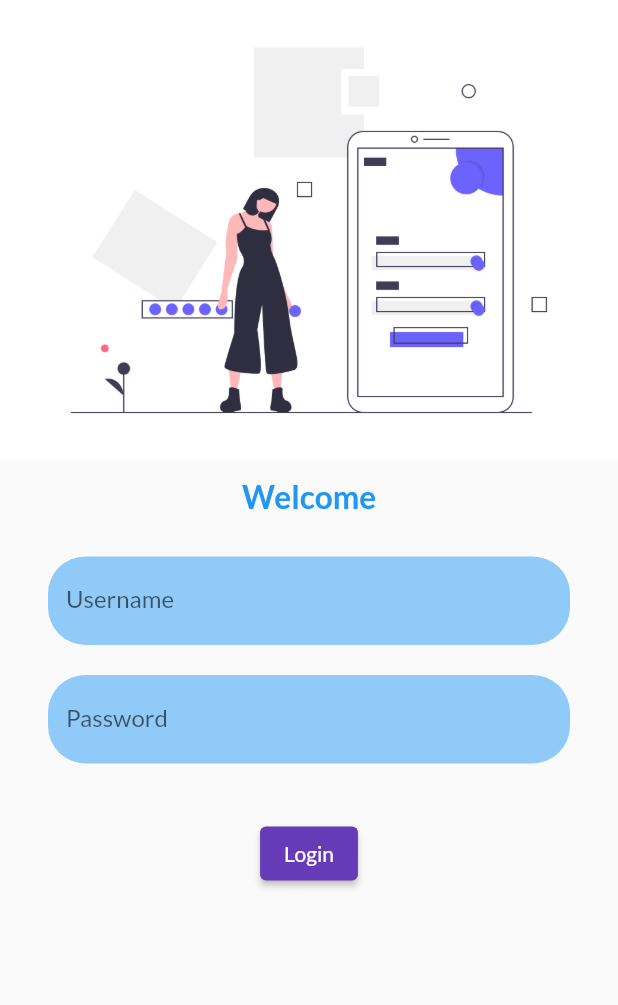
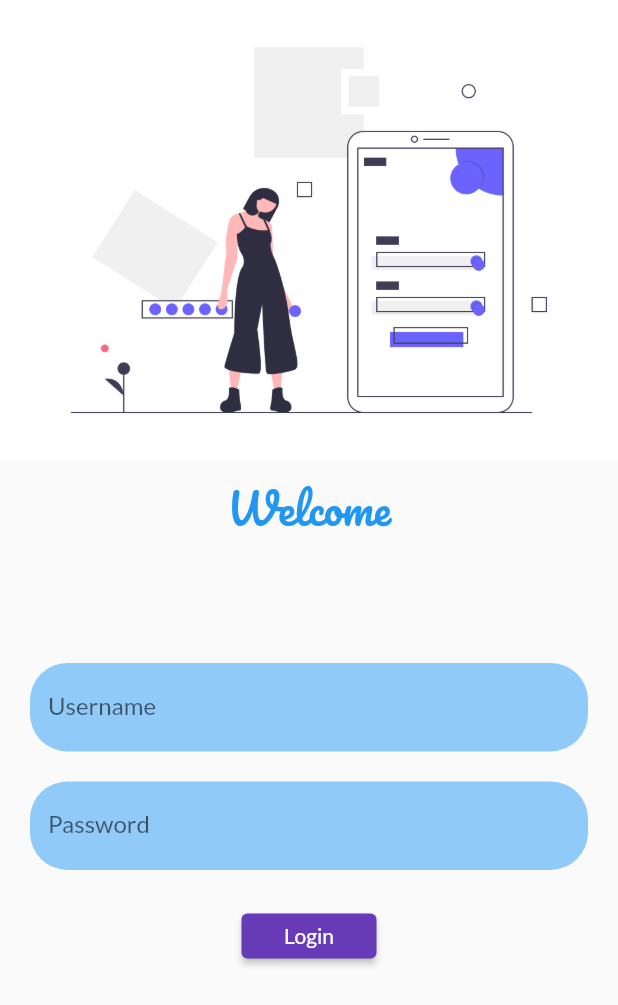
Before and after one commit to IMRISHABH08/Branching, a Flutter app: the screen it shows after launch, after a tap on "Login", on a phone screen of 412 x 824 dp. Shown: the top 1005 px of the screen. Run offline on Flutter 3.47's test engine with Material 2 defaults, Android fonts, the phone set to English and light mode, and no system bars; our stand-ins replace google_fonts.

```diff
--- a/lib/main.dart
+++ b/lib/main.dart
@@ -1,8 +1,8 @@
 import 'package:flutter/material.dart';
-import 'package:flutter/cupertino.dart';
 import 'pages/home_page.dart';
 import 'pages/login_page.dart';
 import 'package:google_fonts/google_fonts.dart';
+import './utils/routes.dart';
 
 void main() {
   runApp((MyApp()));
@@ -21,12 +21,12 @@ class MyApp extends StatelessWidget {
       darkTheme: ThemeData(
         // brightness: Brightness.dark,
         primarySwatch: Colors.blue,
-
       ),
 //initialRoute: "/",
       routes: {
-        "/": (context) => LoginPage(),
-        "/home_page": (context) => HomePage(),
+        MyRoutes.initialRoute: (context) => LoginPage(),
+        MyRoutes.loginRoute: (context) => LoginPage(),
+        MyRoutes.homeRoute: (context) => HomePage(),
       },
     );
   }
--- a/lib/pages/login_page.dart
+++ b/lib/pages/login_page.dart
@@ -1,13 +1,30 @@
 import 'package:flutter/material.dart';
-import 'package:flutter/services.dart';
+
+//import 'package:flutter/services.dart';
 import 'package:google_fonts/google_fonts.dart';
 import './home_page.dart';
 
 class LoginPage extends StatelessWidget {
+  TextEditingController user_name = TextEditingController();
+  TextEditingController password = TextEditingController();
+
+
+
   @override
   Widget build(BuildContext context) {
+
+    void validation() {
+    if (user_name.text.isEmpty || password.text.isEmpty) {
+      return;
+    } else {
+      Navigator.of(context).pushNamed("/home_page");
+    }
+  }
+
     return Material(
+      child: SingleChildScrollView(
         child: Column(
+          // mainAxisAlignment: MainAxisAlignment.spaceEvenly,
           children: [
             Container(
               color: Colors.white,
@@ -15,10 +32,11 @@ class LoginPage extends StatelessWidget {
               child: Image.asset(
                 "assets/images/undraw_mobile_login_ikmv.png",
                 fit: BoxFit.cover,
+                //height: 500,
               ),
             ),
             // SizedBox(
-          //   height: 20,
+            //   height: 10,
             // ),
             TextButton(
               style: TextButton.styleFrom(
@@ -27,25 +45,27 @@ class LoginPage extends StatelessWidget {
               child: Text(
                 "Welcome",
                 style: TextStyle(
-                fontWeight: FontWeight.bold,
+                    fontWeight: FontWeight.normal,
+                    fontFamily: GoogleFonts.pacifico().fontFamily),
+                textScaleFactor: 2.0,
               ),
-              textScaleFactor: 1.5,
-            ),
-            onPressed: () {
-              Navigator.of(context).pushNamed("/home_page");
-            },
+               onPressed:(){},
+
             ),
             Padding(
-            padding: const EdgeInsets.symmetric(vertical: 16.0, horizontal: 32),
+              padding:
+                  EdgeInsets.only(top: 70, bottom: 20, right: 20, left: 20),
               child: Column(
                 children: [
                   TextField(
+                    controller: user_name,
                     decoration: InputDecoration(
                       //  border: OutlineInputBorder(
                       //   borderRadius: BorderRadius.circular(25),
                       //   borderSide: BorderSide.none,
                       // ),
-                    enabledBorder: UnderlineInputBorder(borderSide: BorderSide.none,
+                      enabledBorder: UnderlineInputBorder(
+                          borderSide: BorderSide.none,
                           borderRadius: BorderRadius.circular(25)),
                       labelText: "Username",
                       // floatingLabelBehavior:,
@@ -53,10 +73,11 @@ class LoginPage extends StatelessWidget {
                       hintStyle: TextStyle(fontSize: 10),
                       filled: true,
                       fillColor: Colors.blue[200],
-
                     ),
                     keyboardType: TextInputType.name,
-                  //onSubmitted: (_){},
+                    onSubmitted: (_) {
+                      validation();
+                    },
 
                     // inputFormatters: [
                     //   FilteringTextInputFormatter.allow(filterPattern)
@@ -66,34 +87,38 @@ class LoginPage extends StatelessWidget {
                     height: 20,
                   ),
                   TextField(
+                    controller: password,
                     decoration: InputDecoration(
                       labelText: "Password",
                       hintText: "e.g. Ri@#_",
                       hintStyle: TextStyle(fontSize: 10),
                       filled: true,
                       fillColor: Colors.blue[200],
-                    enabledBorder: UnderlineInputBorder(borderSide: BorderSide.none,
+                      enabledBorder: UnderlineInputBorder(
+                          borderSide: BorderSide.none,
                           borderRadius: BorderRadius.circular(25)),
 
                       //errorText: "For validation",
                     ),
                     keyboardType: TextInputType.name,
                     obscureText: true,
-                  // onSubmitted: ,
-
-
+                    onSubmitted: (_) {
+                      // validation();
+                    },
                   ),
                 ],
               ),
             ),
-          SizedBox(
-            height: 20,
+            // SizedBox(
+            //   height: 20,
+            // ),
+            ElevatedButton(
+              child: Text("Login"),
+              style: ElevatedButton.styleFrom(minimumSize: Size(90, 30)),
+              onPressed: validation,
             ),
-          ElevatedButton(onPressed: (){}, child: Text("Login"),
-          style:ElevatedButton.styleFrom(
-
-          ),)
           ],
+        ),
       ),
     );
   }
--- /dev/null
+++ b/lib/utils/routes.dart
@@ -0,0 +1,5 @@
+class MyRoutes {
+  static String initialRoute = "/";
+  static String homeRoute = "/home_page";
+  static String loginRoute = "/login_page";
+}
```
Lines whose indentation alone changed are shown as unchanged.
